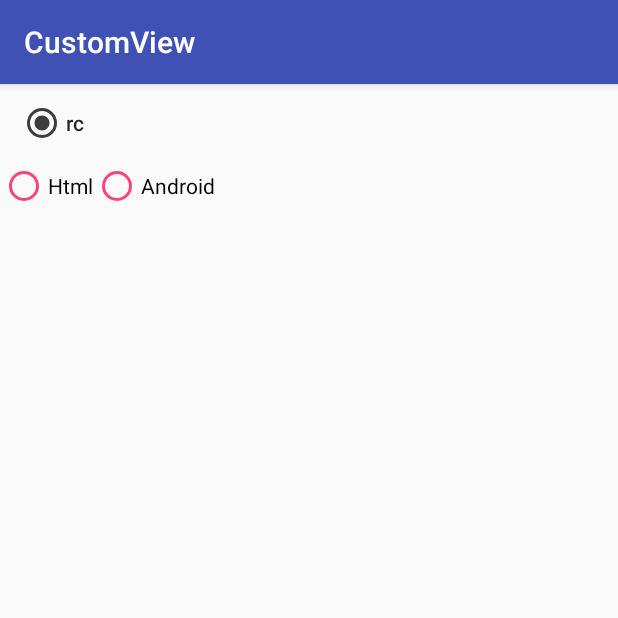
After one commit to LoveqLRC/CustomView, an Android app: the OtherActivity screen opened directly, with no data from a screen before it, on a phone screen of 412 x 824 dp, the top half of it. The commit adds this screen. Run offline under Robolectric (Android 15) with nearby library versions, the phone set to English and light mode, and no system bars.

Commit message:
add OtherActivity

```diff
--- a/app/src/main/AndroidManifest.xml
+++ b/app/src/main/AndroidManifest.xml
@@ -38,7 +38,9 @@
         </activity>
         <activity android:name=".ui.base.CustomStatesActivity">
         </activity>
-        <activity android:name=".ui.view.SemiCircleActivity">
+        <activity android:name=".ui.base.SemiCircleActivity">
+        </activity>
+        <activity android:name=".ui.base.OtherActivity">
         </activity>
     </application>
 
--- a/app/src/main/java/loveq/com/customview/MainActivity.java
+++ b/app/src/main/java/loveq/com/customview/MainActivity.java
@@ -10,7 +10,6 @@ import loveq.com.customview.ui.view.ColorTrackActivity;
 import loveq.com.customview.ui.view.LetterSideBarActivity;
 import loveq.com.customview.ui.view.RatingBarActivity;
 import loveq.com.customview.ui.view.RulerViewActivity;
-import loveq.com.customview.ui.view.SemiCircleActivity;
 import loveq.com.customview.ui.viewgroup.LoadingViewActivity;
 
 public class MainActivity extends AppCompatActivity {
@@ -51,8 +50,5 @@ public class MainActivity extends AppCompatActivity {
         startActivity(intent);
     }
 
-    public void SemiCircle(View view) {
-        Intent intent = new Intent(this, SemiCircleActivity.class);
-        startActivity(intent);
-    }
+
 }
--- a/app/src/main/java/loveq/com/customview/ui/base/BaseViewActivity.java
+++ b/app/src/main/java/loveq/com/customview/ui/base/BaseViewActivity.java
@@ -39,4 +39,13 @@ public class BaseViewActivity extends AppCompatActivity {
         Intent intent = new Intent(this, CustomStatesActivity.class);
         startActivity(intent);
     }
+
+    public void other(View view) {
+        Intent intent = new Intent(this, OtherActivity.class);
+        startActivity(intent);
+    }
+    public void SemiCircle(View view) {
+        Intent intent = new Intent(this, SemiCircleActivity.class);
+        startActivity(intent);
+    }
 }
--- /dev/null
+++ b/app/src/main/java/loveq/com/customview/ui/base/OtherActivity.java
@@ -0,0 +1,18 @@
+package loveq.com.customview.ui.base;
+
+import android.os.Bundle;
+import android.support.v7.app.AppCompatActivity;
+import android.widget.CheckedTextView;
+
+import loveq.com.customview.R;
+
+public class OtherActivity extends AppCompatActivity {
+
+    @Override
+    protected void onCreate(Bundle savedInstanceState) {
+        super.onCreate(savedInstanceState);
+        setContentView(R.layout.activity_other);
+        CheckedTextView ctv = findViewById(R.id.ctv);
+        ctv.setOnClickListener(v -> ctv.toggle());
+    }
+}
--- a/app/src/main/java/loveq/com/customview/ui/view/SemiCircleActivity.java
+++ b/app/src/main/java/loveq/com/customview/ui/base/SemiCircleActivity.java
@@ -1,4 +1,4 @@
-package loveq.com.customview.ui.view;
+package loveq.com.customview.ui.base;
 
 import android.os.Bundle;
 import android.support.v7.app.AppCompatActivity;
--- a/app/src/main/java/loveq/com/customview/widget/view/SemiCircle.java
+++ b/app/src/main/java/loveq/com/customview/widget/base/SemiCircle.java
@@ -1,4 +1,4 @@
-package loveq.com.customview.widget.view;
+package loveq.com.customview.widget.base;
 
 import android.content.Context;
 import android.content.res.TypedArray;
--- a/app/src/main/res/layout/activity_base.xml
+++ b/app/src/main/res/layout/activity_base.xml
@@ -36,7 +36,21 @@
     <Button
         android:layout_width="match_parent"
         android:layout_height="wrap_content"
+        android:onClick="SemiCircle"
+        android:text="SemiCircle"
+        />
+
+    <Button
+        android:layout_width="match_parent"
+        android:layout_height="wrap_content"
         android:onClick="customStates"
         android:text="自定义状态"/>
 
+    <Button
+        android:layout_width="match_parent"
+        android:layout_height="wrap_content"
+        android:onClick="other"
+        android:text="其他"/>
+
+
 </LinearLayout>
--- a/app/src/main/res/layout/activity_main.xml
+++ b/app/src/main/res/layout/activity_main.xml
@@ -15,12 +15,7 @@
         android:text="BaseApi的使用"
         />
 
-    <Button
-        android:layout_width="match_parent"
-        android:layout_height="wrap_content"
-        android:onClick="SemiCircle"
-        android:text="SemiCircle"
-        />
+
     <Button
         android:layout_width="match_parent"
         android:layout_height="wrap_content"
--- /dev/null
+++ b/app/src/main/res/layout/activity_other.xml
@@ -0,0 +1,38 @@
+<?xml version="1.0" encoding="utf-8"?>
+<LinearLayout
+    xmlns:android="http://schemas.android.com/apk/res/android"
+    xmlns:app="http://schemas.android.com/apk/res-auto"
+    xmlns:tools="http://schemas.android.com/tools"
+    android:layout_width="match_parent"
+    android:layout_height="match_parent"
+    android:orientation="vertical"
+    tools:context="loveq.com.customview.ui.base.OtherActivity">
+
+    <CheckedTextView
+        android:id="@+id/ctv"
+        style="?android:borderlessButtonStyle"
+        android:layout_width="match_parent"
+        android:layout_height="wrap_content"
+        android:checked="true"
+        android:drawableLeft="?android:listChoiceIndicatorSingle"
+        android:text="rc"
+        android:theme="@style/CheckedTextViewStyle"/>
+
+    <RadioGroup
+        android:layout_width="match_parent"
+        android:layout_height="wrap_content"
+        android:orientation="horizontal">
+
+        <RadioButton
+            android:theme="@style/RadioButtonStyle"
+            android:layout_width="wrap_content"
+            android:layout_height="wrap_content"
+            android:text="Html"/>
+
+        <RadioButton
+            android:theme="@style/RadioButtonStyle"
+            android:layout_width="wrap_content"
+            android:layout_height="wrap_content"
+            android:text="Android"/>
+    </RadioGroup>
+</LinearLayout>
--- a/app/src/main/res/layout/activity_semi_circle.xml
+++ b/app/src/main/res/layout/activity_semi_circle.xml
@@ -5,9 +5,9 @@
     xmlns:tools="http://schemas.android.com/tools"
     android:layout_width="match_parent"
     android:layout_height="match_parent"
-    tools:context="loveq.com.customview.ui.view.SemiCircleActivity">
+    tools:context="loveq.com.customview.ui.base.SemiCircleActivity">
 
-    <loveq.com.customview.widget.view.SemiCircle
+    <loveq.com.customview.widget.base.SemiCircle
         android:layout_width="50dp"
         android:layout_height="50dp"/>
 </FrameLayout>
--- a/app/src/main/res/values/styles.xml
+++ b/app/src/main/res/values/styles.xml
@@ -9,4 +9,12 @@
         <item name="android:textAllCaps">false</item>
     </style>
 
+    <style name="CheckedTextViewStyle">
+        <item name="colorAccent">#3c3c3c</item>
+    </style>
+
+    <style name="RadioButtonStyle">
+        <item name="colorAccent">#3c3c3c</item>
+        <item name="android:textColorSecondary">@color/colorAccent</item>
+    </style>
 </resources>
```
